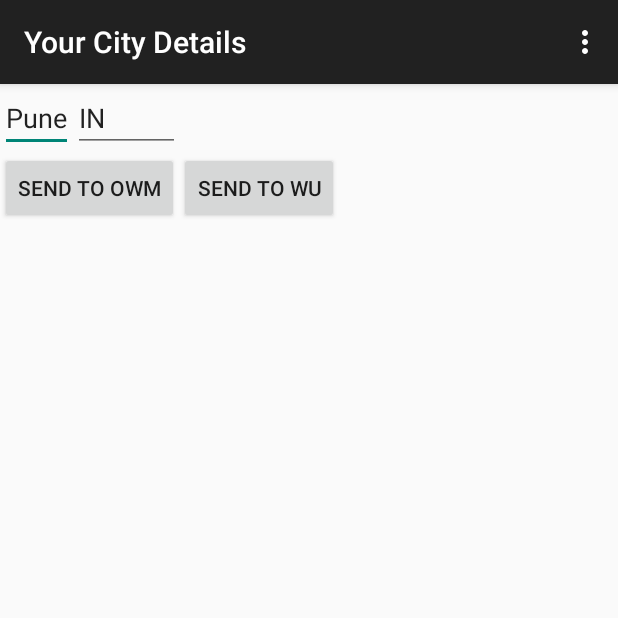
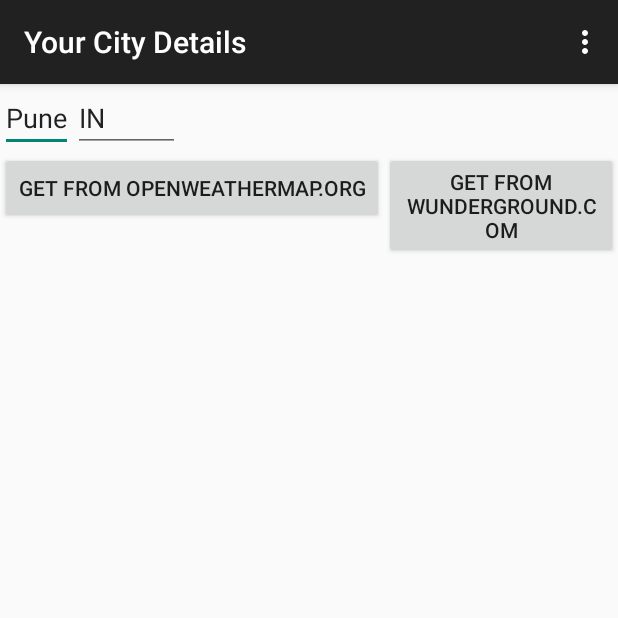
Before and after one commit to gauravsak/Weather1Self, an Android app: the screen it shows after launch (EnterCityDetailsActivity), on a phone screen of 412 x 824 dp, the top half of it. Run offline under Robolectric (Android 15) with nearby library versions, the phone set to English and light mode, and no system bars; our stand-ins replace ButterKnife; libraries missing offline, so code that uses them is left out: com.squareup.okhttp, retrofit.client; 4 statements that could not run were skipped.

Commit message:
Changed the text on buttons to indicate source

```diff
--- a/app/src/main/java/com/equalexperts/weather1self/response/lib1Self/WeatherEventAttributes.java
+++ b/app/src/main/java/com/equalexperts/weather1self/response/lib1Self/WeatherEventAttributes.java
@@ -3,7 +3,7 @@ package com.equalexperts.weather1self.response.lib1Self;
 import java.util.Arrays;
 import java.util.List;
 
-public final class WeatherEventAttributes {
+public interface WeatherEventAttributes {
     public static final List<String> OBJECT_TAGS = Arrays.asList("weather", "city");
     public static final List<String> ACTION_TAGS = Arrays.asList("record");
     public static final String PROPERTY = "temperature";
--- a/app/src/main/res/layout/activity_enter_city_details.xml
+++ b/app/src/main/res/layout/activity_enter_city_details.xml
@@ -25,18 +25,18 @@
             android:layout_width="wrap_content"
             android:layout_height="wrap_content"
             android:layout_below="@+id/city"
-            android:id="@+id/send_to_OWM_btn"
-            android:text="@string/send_to_OWM"
+            android:id="@+id/get_from_OWM_btn"
+            android:text="@string/get_from_OWM"
             android:onClick="sendDetailsToOWM"/>
 
         <Button
             android:layout_width="wrap_content"
             android:layout_height="wrap_content"
             android:layout_below="@+id/city"
-            android:layout_toEndOf="@+id/send_to_OWM_btn"
-            android:layout_toRightOf="@+id/send_to_OWM_btn"
-            android:id="@+id/send_to_WU_btn"
-            android:text="@string/send_to_WU"
+            android:layout_toEndOf="@+id/get_from_OWM_btn"
+            android:layout_toRightOf="@+id/get_from_OWM_btn"
+            android:id="@+id/get_from_WU_btn"
+            android:text="@string/get_from_WU"
             android:onClick="sendDetailsToWU"/>
 
 </RelativeLayout>
--- a/app/src/main/res/values/strings.xml
+++ b/app/src/main/res/values/strings.xml
@@ -4,7 +4,7 @@
     <string name="app_name">Weather1Self</string>
     <string name="hello_world">Hello world!</string>
     <string name="action_settings">Settings</string>
-    <string name="send_to_OWM">Send to OWM</string>
+    <string name="get_from_OWM">Get from openweathermap.org</string>
     <string name="title_activity_display_weather">Hurray Weather!!</string>
     <string name="title_activity_enter_city_details">Your City Details</string>
     <string name="enter_city_name">City</string>
@@ -13,6 +13,6 @@
     <string name="lets_get_you_a_nice_chart">Let\'s get you a nice chart!</string>
     <string name="default_city">Pune</string>
     <string name="default_country">IN</string>
-    <string name="send_to_WU">Send to WU</string>
+    <string name="get_from_WU">Get from wunderground.com</string>
 
 </resources>
```
